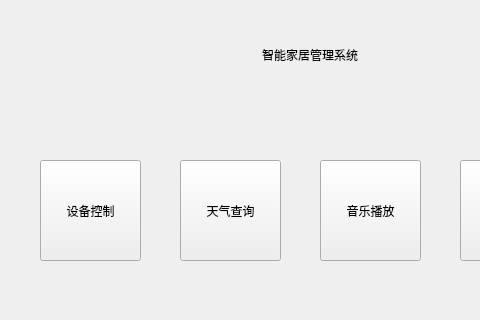
Chansla/Training, file wps/QT/SmartHome/smarthome.ui: the form before one commit; both pictures show x 0 to 480 and y 0 to 320 of the 640 by 480 pixel window.
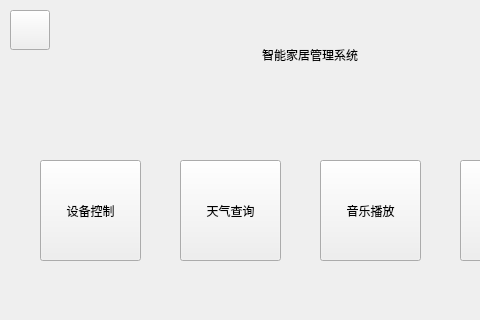
The form after the commit.

Diff of the .ui file:
```diff
--- a/wps/QT/SmartHome/smarthome.ui
+++ b/wps/QT/SmartHome/smarthome.ui
@@ -113,6 +113,25 @@
      <set>Qt::AlignCenter</set>
     </property>
    </widget>
+   <widget class="QPushButton" name="pushButton_close">
+    <property name="geometry">
+     <rect>
+      <x>10</x>
+      <y>10</y>
+      <width>40</width>
+      <height>40</height>
+     </rect>
+    </property>
+    <property name="sizePolicy">
+     <sizepolicy hsizetype="Fixed" vsizetype="Fixed">
+      <horstretch>0</horstretch>
+      <verstretch>0</verstretch>
+     </sizepolicy>
+    </property>
+    <property name="text">
+     <string/>
+    </property>
+   </widget>
   </widget>
   <widget class="QMenuBar" name="menubar">
    <property name="geometry">
```
Left out of the diff: 8 changed lines with no effect on the pictures.
